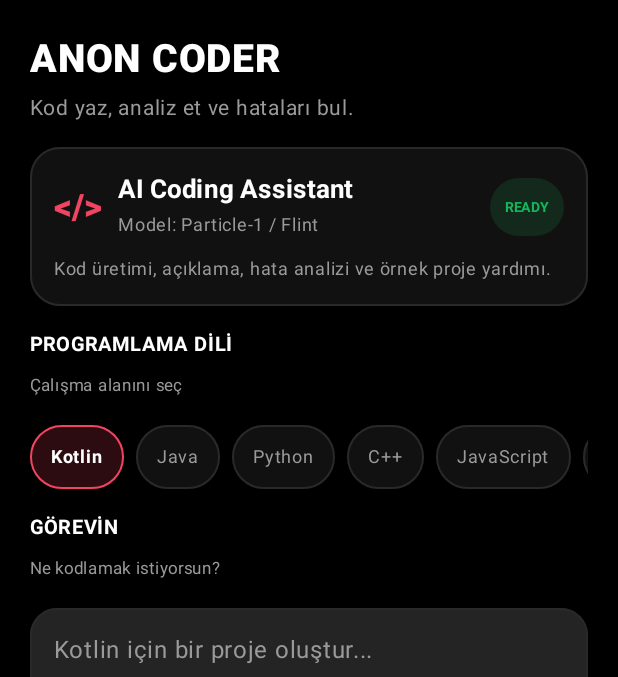
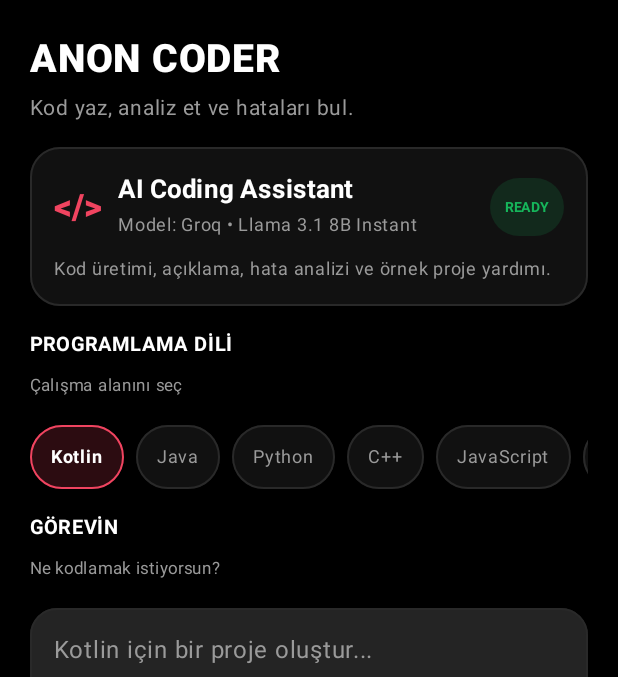
Before and after one commit to furkanmeyra2173-create/ANON-AI-ULTRA, an Android app built with Jetpack Compose: the screen it shows after launch (MainActivity), item 2 of the bottom bar chosen, on a phone screen of 412 x 824 dp, the part 94-771 px from its top. Run offline under Robolectric (Android 15) with nearby library versions, the phone set to English and light mode, and no system bars.

Commit message:
Show the actual Groq model in ANON CODER

```diff
--- a/app/src/main/java/com/anonai/ultra/MainActivity.kt
+++ b/app/src/main/java/com/anonai/ultra/MainActivity.kt
@@ -285,7 +285,7 @@ private fun CoderScreen() {
                     Spacer(Modifier.width(10.dp))
                     Column(Modifier.weight(1f)) {
                         Text("AI Coding Assistant", color = White, fontSize = 17.sp, fontWeight = FontWeight.Bold)
-                        Text("Model: Particle-1 / Flint", color = Muted, fontSize = 12.sp)
+                        Text("Model: Groq • Llama 3.1 8B Instant", color = Muted, fontSize = 12.sp)
                     }
                     Pill(if (loading) "ÇALIŞIYOR" else "READY", Green)
                 }
```
